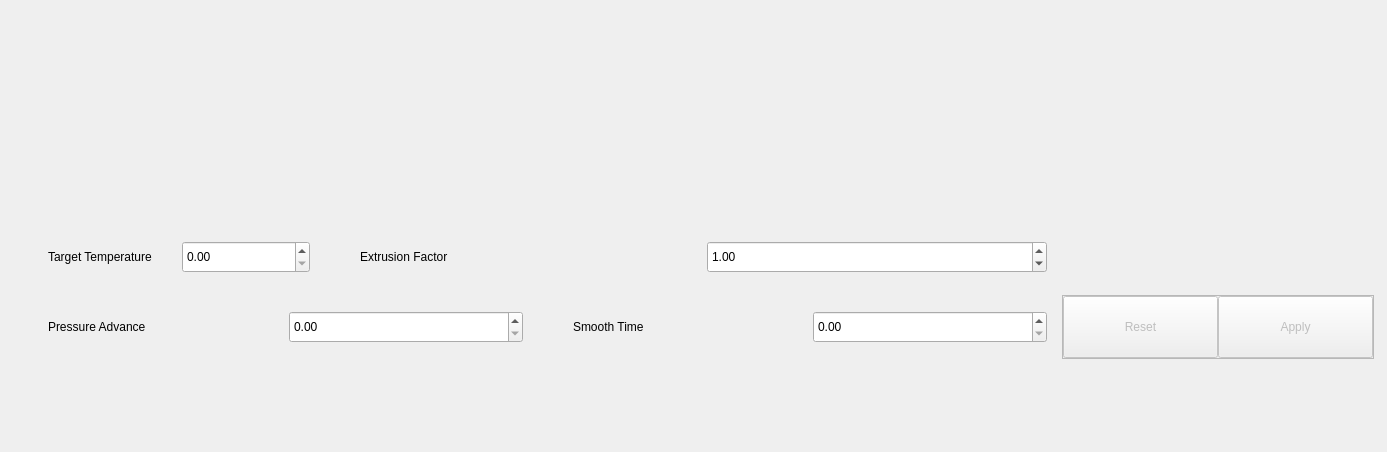
The window that pages/printer/widgets/extruder/extruderwidget.ui (DigitalArtifex/Flo) describes before a commit, drawn with Qt 5.
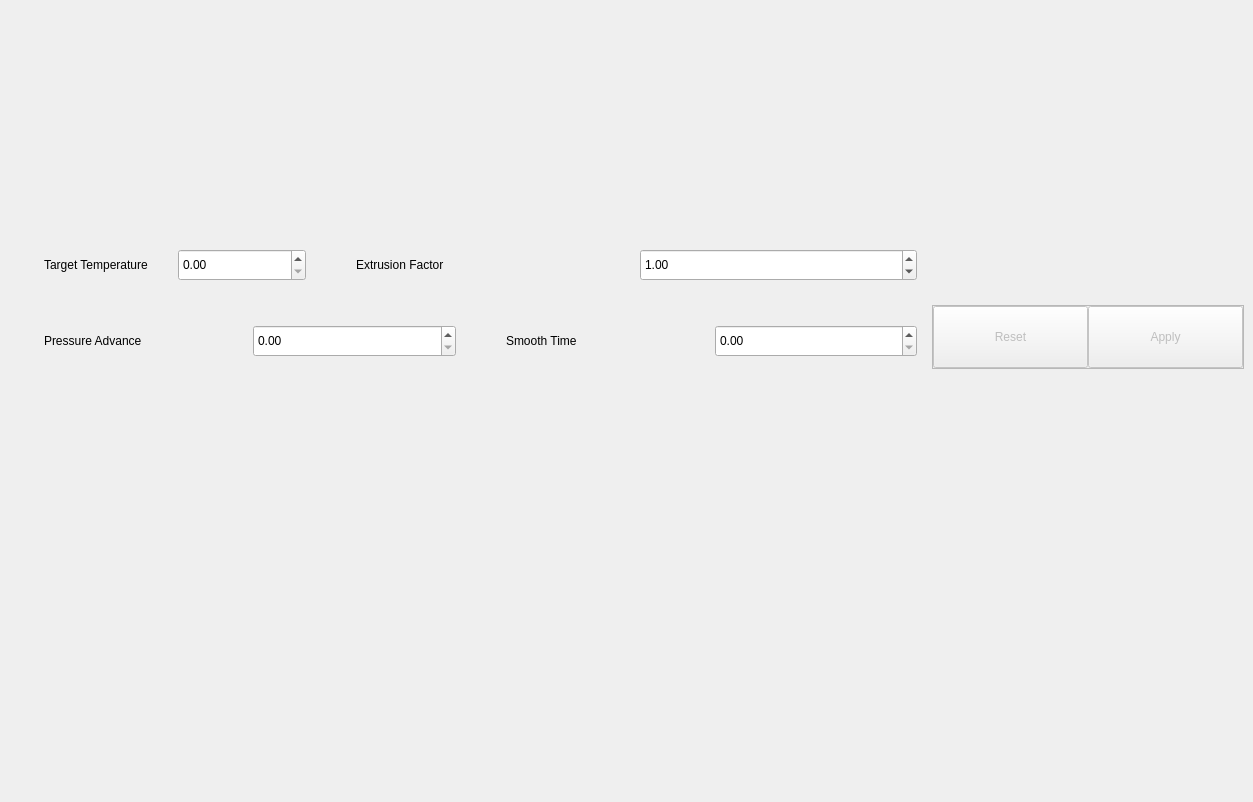
The same window after the commit.

Patch:
```diff
--- a/pages/printer/widgets/extruder/extruderwidget.ui
+++ b/pages/printer/widgets/extruder/extruderwidget.ui
@@ -6,8 +6,8 @@
    <rect>
     <x>0</x>
     <y>0</y>
-    <width>1387</width>
-    <height>452</height>
+    <width>1253</width>
+    <height>802</height>
    </rect>
   </property>
   <property name="minimumSize">
@@ -39,16 +39,16 @@
     <widget class="QWidget" name="widget_2" native="true">
      <layout class="QGridLayout" name="gridLayout_3">
       <property name="leftMargin">
-       <number>4</number>
+       <number>0</number>
       </property>
       <property name="topMargin">
-       <number>4</number>
+       <number>0</number>
       </property>
       <property name="rightMargin">
-       <number>4</number>
+       <number>0</number>
       </property>
       <property name="bottomMargin">
-       <number>4</number>
+       <number>0</number>
       </property>
       <property name="spacing">
        <number>4</number>
@@ -76,7 +76,7 @@
            <item>
             <widget class="QWidget" name="widget" native="true">
              <property name="sizePolicy">
-              <sizepolicy hsizetype="Expanding" vsizetype="Preferred">
+              <sizepolicy hsizetype="Expanding" vsizetype="Minimum">
                <horstretch>0</horstretch>
                <verstretch>0</verstretch>
               </sizepolicy>
@@ -219,6 +219,12 @@
               </item>
               <item row="2" column="2">
                <widget class="QWidget" name="extrusionFactorWidget" native="true">
+                <property name="sizePolicy">
+                 <sizepolicy hsizetype="Preferred" vsizetype="Minimum">
+                  <horstretch>0</horstretch>
+                  <verstretch>0</verstretch>
+                 </sizepolicy>
+                </property>
                 <property name="minimumSize">
                  <size>
                   <width>0</width>
@@ -289,7 +295,7 @@
               <item row="2" column="0" colspan="2">
                <widget class="QWidget" name="targetTemperatureWidget" native="true">
                 <property name="sizePolicy">
-                 <sizepolicy hsizetype="Expanding" vsizetype="Preferred">
+                 <sizepolicy hsizetype="Expanding" vsizetype="Minimum">
                   <horstretch>0</horstretch>
                   <verstretch>0</verstretch>
                  </sizepolicy>
@@ -368,12 +374,24 @@
              </property>
              <item>
               <widget class="QWidget" name="pressureAdvanceWidget" native="true">
+               <property name="sizePolicy">
+                <sizepolicy hsizetype="Preferred" vsizetype="Fixed">
+                 <horstretch>0</horstretch>
+                 <verstretch>0</verstretch>
+                </sizepolicy>
+               </property>
                <property name="minimumSize">
                 <size>
                  <width>0</width>
                  <height>64</height>
                 </size>
                </property>
+               <property name="maximumSize">
+                <size>
+                 <width>16777215</width>
+                 <height>64</height>
+                </size>
+               </property>
                <property name="baseSize">
                 <size>
                  <width>0</width>
@@ -428,12 +446,24 @@
              </item>
              <item>
               <widget class="QWidget" name="smoothTimeWidget" native="true">
+               <property name="sizePolicy">
+                <sizepolicy hsizetype="Preferred" vsizetype="Fixed">
+                 <horstretch>0</horstretch>
+                 <verstretch>0</verstretch>
+                </sizepolicy>
+               </property>
                <property name="minimumSize">
                 <size>
                  <width>0</width>
                  <height>64</height>
                 </size>
                </property>
+               <property name="maximumSize">
+                <size>
+                 <width>16777215</width>
+                 <height>64</height>
+                </size>
+               </property>
                <property name="baseSize">
                 <size>
                  <width>0</width>
@@ -526,7 +556,7 @@
             <item>
              <widget class="QWidget" name="buttonWidget" native="true">
               <property name="sizePolicy">
-               <sizepolicy hsizetype="Minimum" vsizetype="Preferred">
+               <sizepolicy hsizetype="Preferred" vsizetype="Ignored">
                 <horstretch>0</horstretch>
                 <verstretch>0</verstretch>
                </sizepolicy>
@@ -534,13 +564,13 @@
               <property name="minimumSize">
                <size>
                 <width>0</width>
-                <height>100</height>
+                <height>212</height>
                </size>
               </property>
               <property name="maximumSize">
                <size>
                 <width>16777215</width>
-                <height>16777215</height>
+                <height>200</height>
                </size>
               </property>
               <layout class="QGridLayout" name="gridLayout_8">
@@ -565,12 +595,12 @@
                <enum>Qt::Orientation::Vertical</enum>
               </property>
               <property name="sizeType">
-               <enum>QSizePolicy::Policy::Expanding</enum>
+               <enum>QSizePolicy::Policy::Fixed</enum>
               </property>
               <property name="sizeHint" stdset="0">
                <size>
-                <width>0</width>
-                <height>0</height>
+                <width>20</width>
+                <height>82</height>
                </size>
               </property>
              </spacer>
```
Left out of the diff: 38 changed lines with no effect on the pictures.
